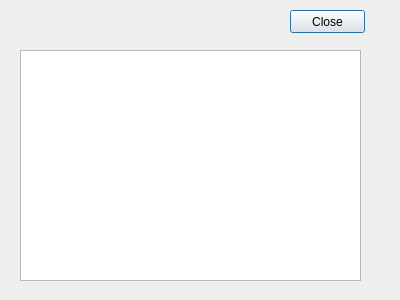
kristapsb52/Qgis_Skimage_Method_plugin, file Qgis_skimage_method_usermanual_dialog_base.ui: the form before one commit.
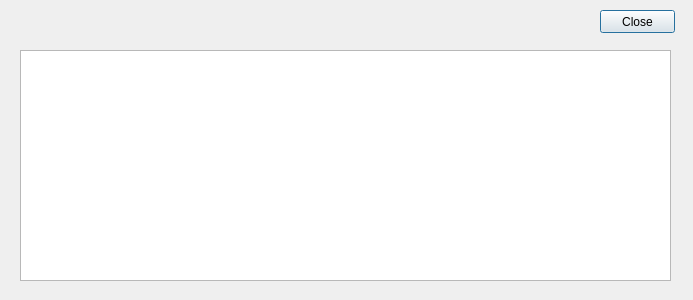
The form after the commit.

Patch:
```diff
--- a/Qgis_skimage_method_usermanual_dialog_base.ui
+++ b/Qgis_skimage_method_usermanual_dialog_base.ui
@@ -6,7 +6,7 @@
    <rect>
     <x>0</x>
     <y>0</y>
-    <width>400</width>
+    <width>693</width>
     <height>300</height>
    </rect>
   </property>
@@ -16,7 +16,7 @@
   <widget class="QPushButton" name="closeButton">
    <property name="geometry">
     <rect>
-     <x>290</x>
+     <x>600</x>
      <y>10</y>
      <width>75</width>
      <height>23</height>
@@ -31,7 +31,7 @@
     <rect>
      <x>20</x>
      <y>50</y>
-     <width>341</width>
+     <width>651</width>
      <height>231</height>
     </rect>
    </property>
```
